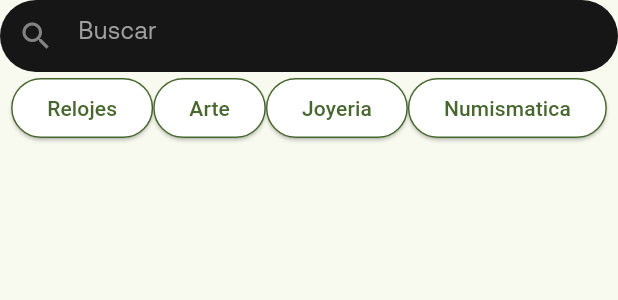
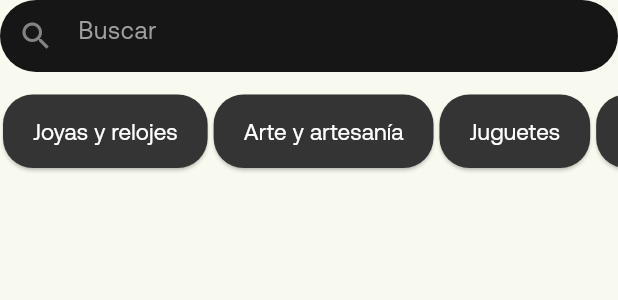
Before and after one commit to grecomatteo/CollectifyApp, a Flutter app: the SearchBar widget shown alone on an empty page, opened directly with empty values, on a phone screen of 412 x 824 dp. Shown: the top 300 px of the screen. Run offline on Flutter 3.47's test engine with Material 2 defaults, Android fonts, the phone set to English and light mode, and no system bars; our stand-ins replace flutter_local_notifications, image_picker, share_plus, shared_preferences; missing offline and left inert: google_mlkit_image_labeling, google_mlkit_translation, mysql1, uni_links3, workmanager; accounts and stored records are empty.

Commit message:
ventana subastas

```diff
--- a/lib/VentanaProductosSubasta.dart
+++ b/lib/VentanaProductosSubasta.dart
@@ -5,6 +5,7 @@ import 'package:flutter/material.dart';
 import 'package:collectify/ConexionBD.dart';
 import 'VentanaAnadirProducto.dart';
 import 'VentanaChat.dart';
+import 'VentanaListaProductos.dart';
 import 'VentanaPerfil.dart';
 import 'VentanaProducto.dart';
 
@@ -45,16 +46,15 @@ class _ListaProductosState extends State<ListaProductosSubasta> {
     user = connected;
     return Scaffold(
       resizeToAvoidBottomInset: false,
-      appBar: AppBar(
-        backgroundColor: Colors.black,
-        iconTheme: const IconThemeData(color: Colors.white),
-      ),
       body: Container(
         color: Colors.black,
         child: Column(
           mainAxisAlignment: MainAxisAlignment.spaceBetween,
           crossAxisAlignment: CrossAxisAlignment.start,
           children: [
+            SizedBox(
+              height: 20,
+            ),
             SearchBar(onSearchResults: (results) {
               setState(() {
                 _searchResults = results;
@@ -106,7 +106,7 @@ class _ListaProductosState extends State<ListaProductosSubasta> {
                     ],
                   ),
                   Container(
-                    height: MediaQuery.of(context).size.height * 0.63,
+                    height: MediaQuery.of(context).size.height * 0.638,
                     decoration: const BoxDecoration(color: Color(0XFF161616)),
                     child: TabBarView(
                       children: [
@@ -125,15 +125,15 @@ class _ListaProductosState extends State<ListaProductosSubasta> {
                       onTap: (int index) {
                         switch (index) {
                           case 0:
-                            //Se queda en la misma ventana
-                            break;
-                          case 1: //Articulos con me gusta, por implementar
                             Navigator.push(
                               context,
                               MaterialPageRoute(
                                   builder: (context) =>
-                                      ListaProductosSubasta(connected: user)),
+                                      ListaProductos(connected: user)),
                             );
+                            break;
+                          case 1: //Articulos con me gusta, por implementar
+                            //no hace nada
                             break;
                           case 2:
                             Navigator.push(
@@ -210,7 +210,7 @@ class SearchBar extends StatefulWidget {
 
 class _SearchBarState extends State<SearchBar> {
   final TextEditingController _controller = TextEditingController();
-  final List<String> categories = ["Relojes", "Arte", "Joyeria", "Numismatica"];
+  final List<String> categories = ["Joyas y relojes", "Arte y artesanía", "Juguetes", "Libros y comics","Monedas","Música", "Postales y sellos", "Ropa"];
 
   String selectedCategory = "";
   @override
@@ -258,29 +258,38 @@ class _SearchBarState extends State<SearchBar> {
           ),
         ),
         SingleChildScrollView(
+          padding: const EdgeInsets.symmetric(horizontal: 0.0, vertical: 15.0),
           scrollDirection: Axis.horizontal,
           child: Row(
             children: categories.map((category) {
-              return ElevatedButton(
+              return Container(
+                padding: const EdgeInsets.symmetric(horizontal: 2.0),
+                  child: ElevatedButton(
                 onPressed: () {
                   toggleCategory(category);
                 },
                 style: ElevatedButton.styleFrom(
+                  padding: const EdgeInsets.symmetric(
+                      horizontal: 20.0, vertical: 14.0),
                   backgroundColor: selectedCategory == category
-                      ? Theme.of(context).colorScheme.primary
-                      : Colors.white,
+                      ? Color(0XFFB3FF77)
+                      : Color(0XFF343434),
                   foregroundColor: selectedCategory == category
-                      ? Theme.of(context).colorScheme.onSurface // Colore del testo quando è premuto
-                      : Theme.of(context).colorScheme.primary,
+                      ? Colors.black // Colore del testo quando è premuto
+                      : Colors.black,
                   shape: RoundedRectangleBorder(
                     borderRadius: BorderRadius.circular(20),
-                    side: BorderSide(
-                      color: Theme.of(context).colorScheme.primary,
-                    ),
                   ),
                 ),
-                child: Text(category),
-              );
+                child: Text(
+                    category,
+                    style: TextStyle(
+                      color: Colors.white,
+                      fontSize: 15,
+                      fontFamily: 'Aeonik',
+                    ),
+                ),
+              ));
             }).toList(),
           ),
         ),
```
